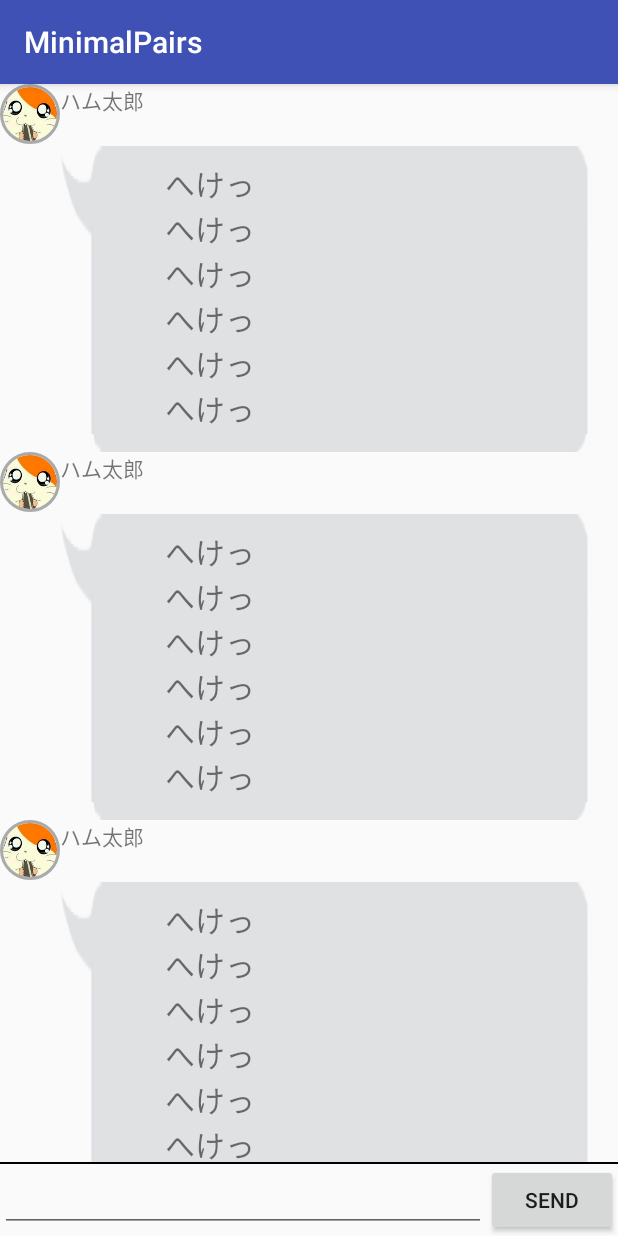
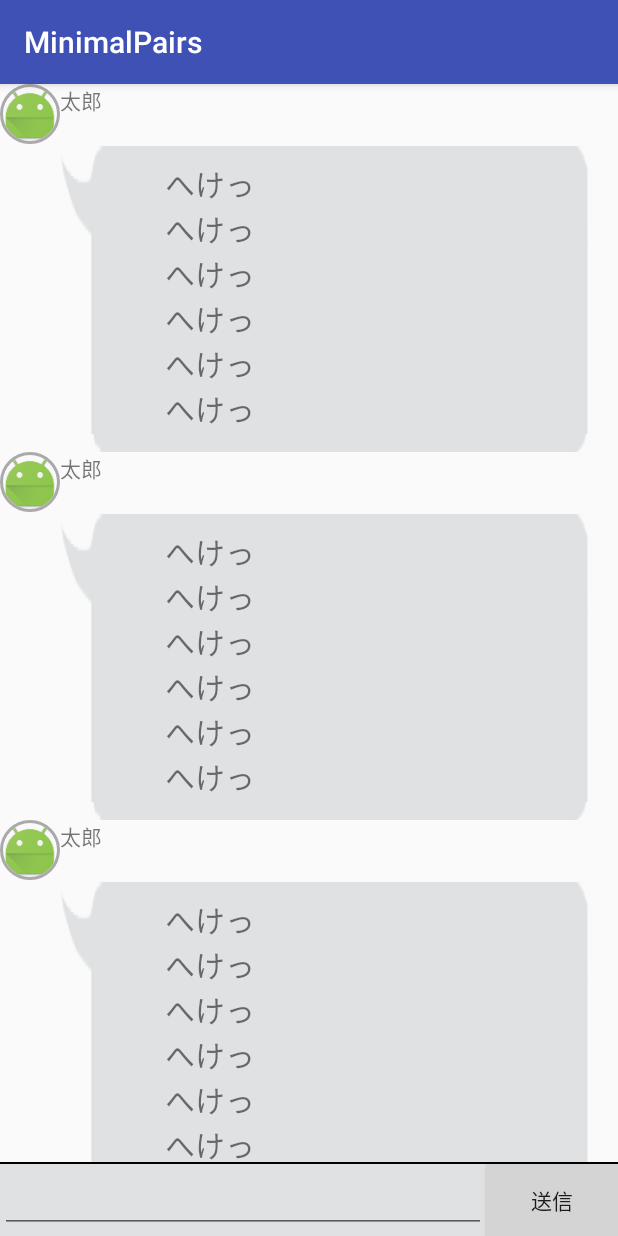
Before and after one commit to tuvy22686/doctor-peppers-android, an Android app: the ChatActivity screen opened directly, with no data from a screen before it, on a phone screen of 412 x 824 dp. Run offline under Robolectric (Android 15) with nearby library versions, the phone set to English and light mode, and no system bars; our stand-ins replace CircleImageView.

Commit message:
ハム画像を削除

```diff
--- a/app/src/main/java/com/tuvy/tomosugi/minimalpairs/ChatActivity.kt
+++ b/app/src/main/java/com/tuvy/tomosugi/minimalpairs/ChatActivity.kt
@@ -19,7 +19,7 @@ class ChatActivity : AppCompatActivity() {
         val llm = LinearLayoutManager(this)
 
 //        val data: List<Message> = List(3, { index -> Message(index.toString())})
-        val data: List<Message> = List(3, { index -> Message(partnerName = "ハム太郎" , message = "へけっ\nへけっ\nへけっ\nへけっ\nへけっ\nへけっ")})
+        val data: List<Message> = List(3, { index -> Message(partnerName = "太郎" , message = "へけっ\nへけっ\nへけっ\nへけっ\nへけっ\nへけっ")})
 
         rv.setHasFixedSize(true)
         rv.layoutManager = llm
--- a/app/src/main/java/com/tuvy/tomosugi/minimalpairs/controller/ChatRecyclerViewAdapter.kt
+++ b/app/src/main/java/com/tuvy/tomosugi/minimalpairs/controller/ChatRecyclerViewAdapter.kt
@@ -32,7 +32,7 @@ class ChatRecyclerViewAdapter(private val data: List<Message>) : RecyclerView.Ad
         Glide
                 .with(holder.partnerIcon.context)
                 .load("")
-                .placeholder(R.drawable.hamutaro)
+                .placeholder(R.mipmap.ic_launcher)
                 .into(holder.partnerIcon)
     }
 
--- a/app/src/main/res/layout/activity_chat.xml
+++ b/app/src/main/res/layout/activity_chat.xml
@@ -1,10 +1,10 @@
 <?xml version="1.0" encoding="utf-8"?>
 
 <LinearLayout xmlns:android="http://schemas.android.com/apk/res/android"
+    xmlns:app="http://schemas.android.com/apk/res-auto"
     xmlns:tools="http://schemas.android.com/tools"
     android:layout_width="match_parent"
     android:layout_height="match_parent"
-    xmlns:app="http://schemas.android.com/apk/res-auto"
     android:orientation="vertical"
     tools:context="com.tuvy.tomosugi.minimalpairs.ChatActivity">
 
@@ -12,10 +12,10 @@
         android:id="@+id/massageRecyclewView"
         android:layout_width="match_parent"
         android:layout_height="0dp"
-        android:layout_weight="1"
         android:layout_alignParentLeft="true"
         android:layout_alignParentStart="true"
-        android:layout_alignParentTop="true" />
+        android:layout_alignParentTop="true"
+        android:layout_weight="1" />
 
     <View
         android:layout_width="match_parent"
@@ -25,18 +25,22 @@
     <LinearLayout
         android:layout_width="match_parent"
         android:layout_height="wrap_content"
-        android:layout_alignParentBottom="true">
+        android:layout_alignParentBottom="true"
+        android:background="#dfe1e3">
 
 
         <EditText
             android:layout_width="0dp"
             android:layout_height="wrap_content"
-            android:layout_weight="1" />
+            android:layout_weight="1"
+            android:focusable="true"
+            android:focusableInTouchMode="true" />
 
         <Button
             android:layout_width="wrap_content"
             android:layout_height="wrap_content"
-            android:text="send" />
+            android:background="#d4d4d4"
+            android:text="送信" />
 
     </LinearLayout>
 
```
Also changed, not shown: app/src/main/res/drawable/hamutaro.png (deleted).
